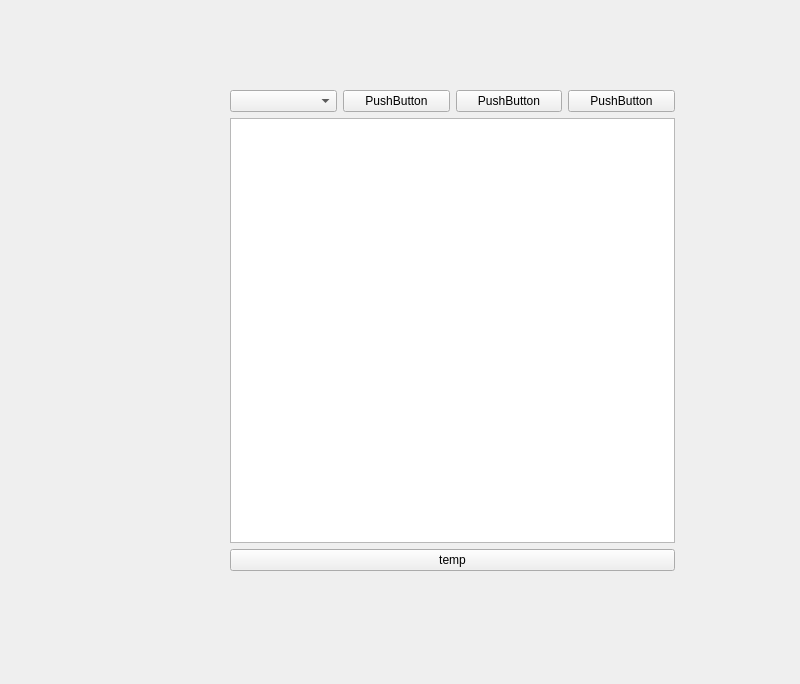
First picture: the form in widget.ui, repository Vak-kas/Pcap-Android-macOS-Crossbuild, before the edit.
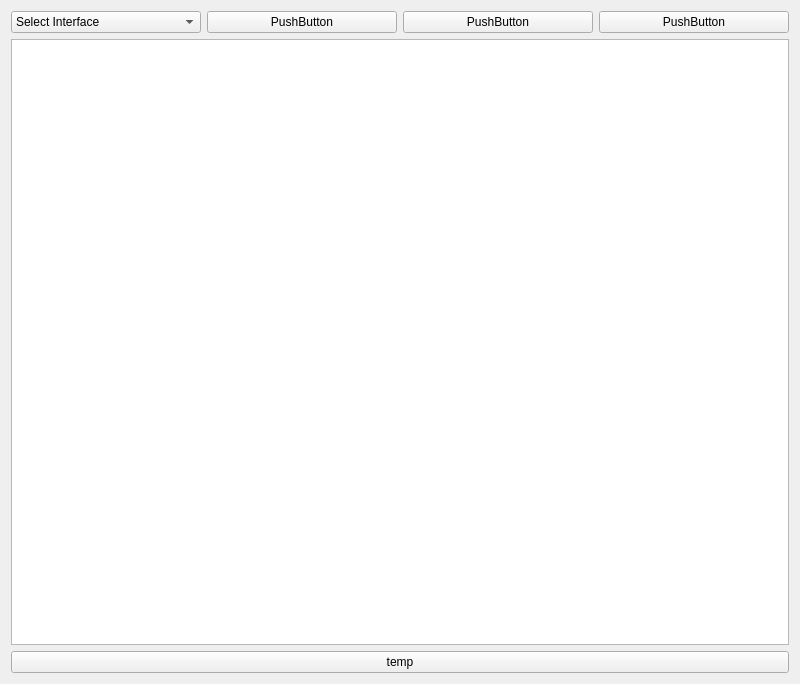
Second picture: the form after the edit. Custom widgets are drawn as their Qt base class.

Commit message: fix : 안드로이드에서 목록 불러오기 콤보박스 크기 버그 해결

What changed in the file:
```diff
--- a/widget.ui
+++ b/widget.ui
@@ -13,20 +13,17 @@
   <property name="windowTitle">
    <string>Widget</string>
   </property>
-  <widget class="QWidget" name="verticalLayoutWidget">
-   <property name="geometry">
-    <rect>
-     <x>230</x>
-     <y>90</y>
-     <width>445</width>
-     <height>481</height>
-    </rect>
-   </property>
-   <layout class="QVBoxLayout" name="verticalLayout_2">
+  <layout class="QVBoxLayout" name="verticalLayout">
     <item>
      <layout class="QHBoxLayout" name="horizontalLayout_2">
       <item>
-       <widget class="NicComboBox" name="nicComboBox"/>
+      <widget class="NicComboBox" name="nicComboBox">
+       <item>
+        <property name="text">
+         <string>Select Interface</string>
+        </property>
+       </item>
+      </widget>
       </item>
       <item>
        <widget class="QPushButton" name="pushButton">
@@ -80,7 +77,6 @@
      </widget>
     </item>
    </layout>
-  </widget>
  </widget>
  <customwidgets>
   <customwidget>
```
Lines whose indentation alone changed are shown as unchanged. The commit also changes 1 other file.
